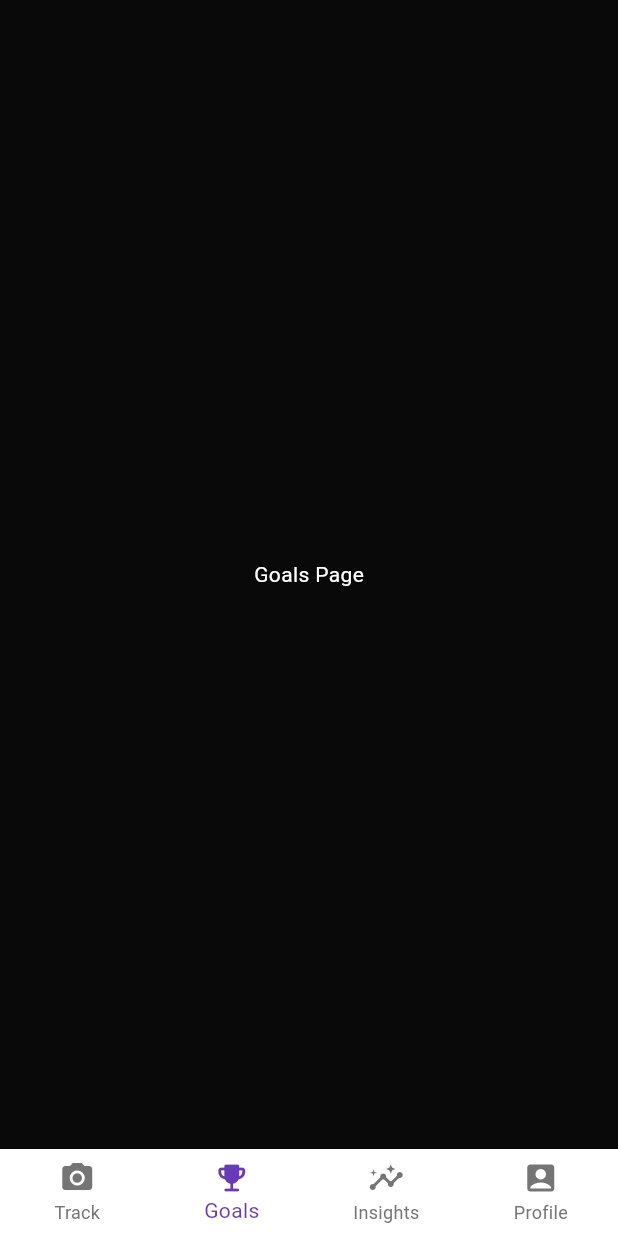
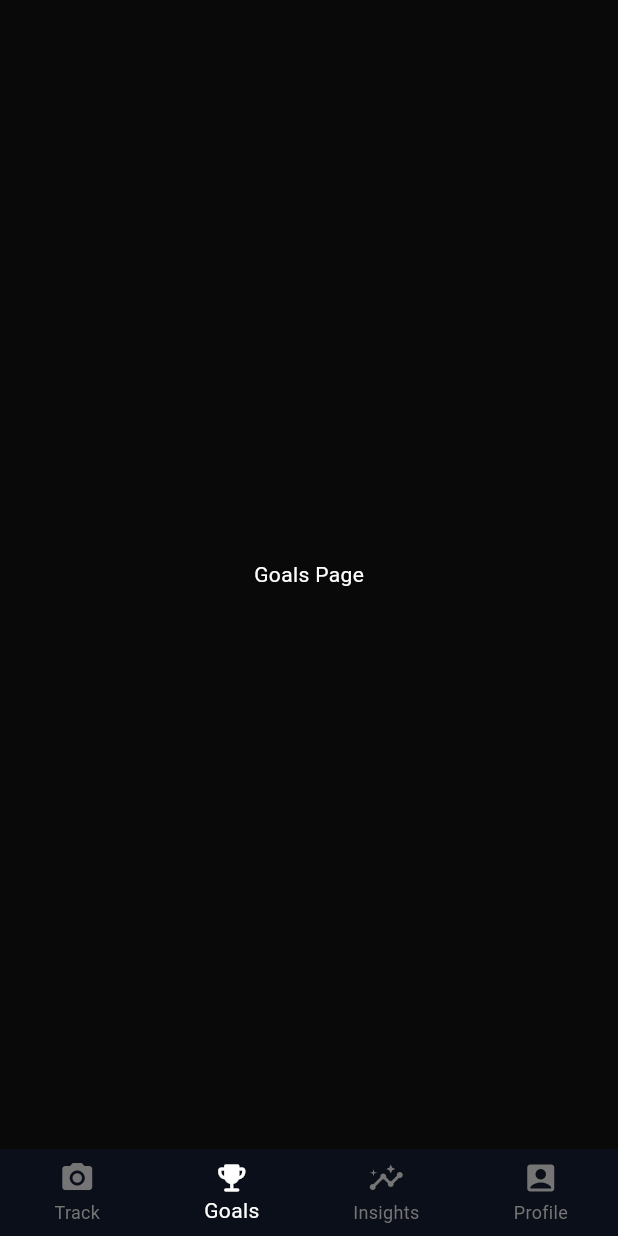
Before and after one commit to YazKzirius/KzNutrition, a Flutter app: the LandingPage screen opened directly, item 2 of the bottom bar chosen, on a phone screen of 412 x 824 dp. Run offline on Flutter 3.47's test engine with Material 3 defaults, Android fonts, the light colour scheme and no system bars; our stand-ins replace camera, google_generative_ai, image_picker, material_symbols_icons.

```diff
--- a/lib/CustomWigets/MealEntryCard.dart
+++ b/lib/CustomWigets/MealEntryCard.dart
@@ -20,7 +20,6 @@ class MealEntryCard extends StatelessWidget {
         mainAxisAlignment: MainAxisAlignment.spaceBetween,
         crossAxisAlignment: CrossAxisAlignment.start,
         children: [
-          // --- FIX: Wrapped the Column in Expanded ---
           // This allows the text to wrap and prevents overflow.
           Expanded(
             child: Column(
--- a/lib/LandingPage.dart
+++ b/lib/LandingPage.dart
@@ -1,5 +1,6 @@
 import 'package:flutter/material.dart';
 import 'package:kznutrition/TrackScreen.dart';
+import 'package:kznutrition/utils/AppColours.dart';
 
 class TrackPage extends StatelessWidget {
   const TrackPage({super.key});
@@ -95,8 +96,8 @@ class _LandingPageState extends State<LandingPage> {
 
         // --- Styling ---
         type: BottomNavigationBarType.fixed, // Ensures all labels are visible.
-        backgroundColor: Colors.white, // Equivalent to `?android:attr/windowBackground`.
-        selectedItemColor: Colors.deepPurple, // Color for the active tab's icon and label.
+        backgroundColor: AppColours.background, // Equivalent to `?android:attr/windowBackground`.
+        selectedItemColor: Colors.white, // Color for the active tab's icon and label.
         unselectedItemColor: Colors.grey.shade600, // Color for inactive tabs.
       ),
     );
--- a/lib/NutritionalInfoScreen.dart
+++ b/lib/NutritionalInfoScreen.dart
@@ -47,7 +47,7 @@ class NutritionalInfoScreen extends StatelessWidget {
                 children: [
                   const Text("Estimated Calories", style: TextStyle(fontSize: 18, color: AppColours.textSecondary)),
                   const SizedBox(height: 8),
-                  Text(calories.toString(), style: const TextStyle(fontSize: 48, fontWeight: FontWeight.bold)),
+                  Text(calories.toString(), style: const TextStyle(fontSize: 48, fontWeight: FontWeight.bold, color: AppColours.textPrimary)),
                   const SizedBox(height: 24),
                   Row(
                     mainAxisAlignment: MainAxisAlignment.spaceAround,
@@ -134,7 +134,7 @@ class _MacroWidget extends StatelessWidget {
         const SizedBox(height: 4),
         Text(
           value != null ? '${value!.toStringAsFixed(0)}g' : '-',
-          style: const TextStyle(fontSize: 20, fontWeight: FontWeight.bold),
+          style: const TextStyle(fontSize: 20, fontWeight: FontWeight.bold, color: AppColours.textPrimary),
         ),
       ],
     );
--- a/lib/TrackScreen.dart
+++ b/lib/TrackScreen.dart
@@ -2,7 +2,6 @@ import 'dart:io';
 import 'package:flutter/material.dart';
 import 'package:material_symbols_icons/symbols.dart';
 import 'package:image_picker/image_picker.dart';
-import 'package:openfoodfacts/openfoodfacts.dart';
 import 'package:kznutrition/models/MealEntry.dart';
 import 'package:kznutrition/CameraScanner.dart';
 import 'package:kznutrition/NutritionalInfoScreen.dart';
```
